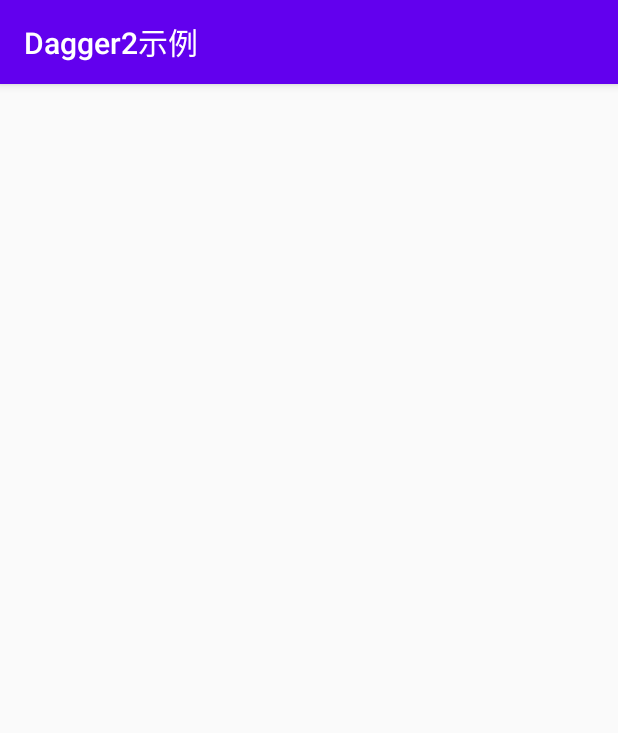
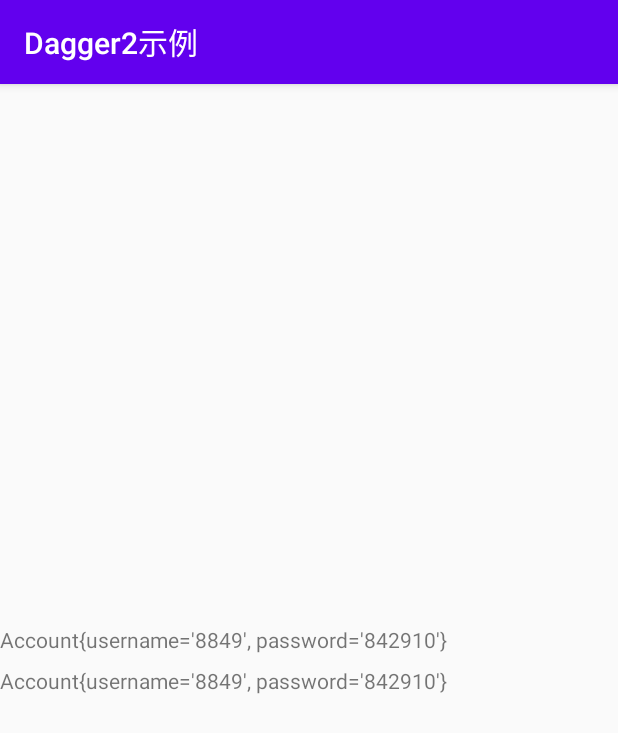
Before and after one commit to mrzhqiang/dagger2-example, an Android app: the screen it shows after launch (MainActivity before the commit, AccountActivity after it), on a phone screen of 412 x 824 dp. Shown: the top 733 px of the screen. Run offline under Robolectric (Android 15) with nearby library versions, the phone set to English and light mode, and no system bars; our stand-ins replace Dagger/Hilt's generated code; libraries missing offline, so code that uses them is left out: cn.mrzhqiang.security; 1 statement that could not run was skipped.

Commit message:
[第五章]：扩展 - @Scope

```diff
--- a/app/build.gradle
+++ b/app/build.gradle
@@ -31,11 +31,12 @@ dependencies {
     implementation fileTree(dir: "libs", include: ["*.jar"])
     implementation 'androidx.appcompat:appcompat:1.2.0'
     implementation 'androidx.constraintlayout:constraintlayout:2.0.1'
+    implementation 'com.google.android.material:material:1.2.1'
     testImplementation 'junit:junit:4.12'
     androidTestImplementation 'androidx.test.ext:junit:1.1.2'
     androidTestImplementation 'androidx.test.espresso:espresso-core:3.3.0'
 
-  api 'com.google.dagger:dagger:2.28'
+    implementation 'com.google.dagger:dagger:2.28'
     annotationProcessor 'com.google.dagger:dagger-compiler:2.28'
 
     implementation 'com.github.mrzhqiang:security:v1.0'
--- a/app/src/main/AndroidManifest.xml
+++ b/app/src/main/AndroidManifest.xml
@@ -3,19 +3,22 @@
     package="com.github.mrzhqiang.dagger2_example">
 
     <application
+        android:name=".DaggerApplication"
         android:allowBackup="true"
         android:icon="@mipmap/ic_launcher"
         android:label="@string/app_name"
         android:roundIcon="@mipmap/ic_launcher_round"
         android:supportsRtl="true"
         android:theme="@style/AppTheme">
-    <activity android:name=".MainActivity">
+        <activity android:name=".ui.MainActivity">
             <intent-filter>
                 <action android:name="android.intent.action.MAIN" />
 
                 <category android:name="android.intent.category.LAUNCHER" />
             </intent-filter>
         </activity>
+
+        <activity android:name=".ui.AccountActivity" />
+
     </application>
-
 </manifest>
--- /dev/null
+++ b/app/src/main/java/com/github/mrzhqiang/dagger2_example/DaggerApplication.java
@@ -0,0 +1,23 @@
+package com.github.mrzhqiang.dagger2_example;
+
+import android.app.Application;
+import android.content.Context;
+
+import com.github.mrzhqiang.dagger2_example.di.ActivityComponent;
+import com.github.mrzhqiang.dagger2_example.di.DaggerActivityComponent;
+
+public class DaggerApplication extends Application {
+
+    private ActivityComponent component;
+
+    @Override
+    public void onCreate() {
+        super.onCreate();
+
+        component = DaggerActivityComponent.create();
+    }
+
+    public static ActivityComponent ofComponent(Context context) {
+        return ((DaggerApplication) context.getApplicationContext()).component;
+    }
+}
--- a/app/src/main/java/com/github/mrzhqiang/dagger2_example/di/ActivityComponent.java
+++ b/app/src/main/java/com/github/mrzhqiang/dagger2_example/di/ActivityComponent.java
@@ -1,6 +1,6 @@
 package com.github.mrzhqiang.dagger2_example.di;
 
-import com.github.mrzhqiang.dagger2_example.MainActivity;
+import com.github.mrzhqiang.dagger2_example.ui.MainActivity;
 import com.github.mrzhqiang.dagger2_example.account.Account;
 
 import dagger.Component;
--- /dev/null
+++ b/app/src/main/java/com/github/mrzhqiang/dagger2_example/ui/AccountActivity.java
@@ -0,0 +1,27 @@
+package com.github.mrzhqiang.dagger2_example.ui;
+
+import android.os.Bundle;
+import android.util.Log;
+import android.widget.TextView;
+
+import androidx.appcompat.app.AppCompatActivity;
+
+import com.github.mrzhqiang.dagger2_example.DaggerApplication;
+import com.github.mrzhqiang.dagger2_example.R;
+import com.github.mrzhqiang.dagger2_example.account.Account;
+
+public class AccountActivity extends AppCompatActivity {
+
+    @Override
+    protected void onCreate(Bundle savedInstanceState) {
+        super.onCreate(savedInstanceState);
+        setContentView(R.layout.activity_account);
+
+        Account firstAccount = DaggerApplication.ofComponent(this).account();
+        ((TextView) findViewById(R.id.first_account)).setText(firstAccount.toString());
+        Account secondAccount = DaggerApplication.ofComponent(this).account();
+        ((TextView) findViewById(R.id.second_account)).setText(secondAccount.toString());
+
+        Log.i("Account", "first equals second: " + firstAccount.equals(secondAccount));
+    }
+}
--- a/app/src/main/java/com/github/mrzhqiang/dagger2_example/MainActivity.java
+++ b/app/src/main/java/com/github/mrzhqiang/dagger2_example/ui/MainActivity.java
@@ -1,15 +1,17 @@
-package com.github.mrzhqiang.dagger2_example;
+package com.github.mrzhqiang.dagger2_example.ui;
 
 import android.content.Context;
+import android.content.Intent;
 import android.content.SharedPreferences;
 import android.os.Bundle;
 import android.widget.TextView;
 
 import androidx.appcompat.app.AppCompatActivity;
 
+import com.github.mrzhqiang.dagger2_example.DaggerApplication;
+import com.github.mrzhqiang.dagger2_example.R;
 import com.github.mrzhqiang.dagger2_example.account.Account;
 import com.github.mrzhqiang.dagger2_example.di.ActivityComponent;
-import com.github.mrzhqiang.dagger2_example.di.DaggerActivityComponent;
 import com.google.gson.Gson;
 
 import javax.inject.Inject;
@@ -27,7 +29,7 @@ public class MainActivity extends AppCompatActivity {
     protected void onCreate(Bundle savedInstanceState) {
         super.onCreate(savedInstanceState);
         setContentView(R.layout.activity_main);
-        ActivityComponent component = DaggerActivityComponent.create();
+        ActivityComponent component = DaggerApplication.ofComponent(this);
         component.inject(this);
 
         SharedPreferences preferences = getSharedPreferences("account", Context.MODE_PRIVATE);
@@ -46,5 +48,7 @@ public class MainActivity extends AppCompatActivity {
                 account.password,
                 passwordEncoder.encode(account.password));
         contentText.setText(content);
+
+        startActivity(new Intent(this, AccountActivity.class));
     }
 }
--- /dev/null
+++ b/app/src/main/res/layout/activity_account.xml
@@ -0,0 +1,32 @@
+<?xml version="1.0" encoding="utf-8"?>
+<androidx.constraintlayout.widget.ConstraintLayout xmlns:android="http://schemas.android.com/apk/res/android"
+    xmlns:app="http://schemas.android.com/apk/res-auto"
+    xmlns:tools="http://schemas.android.com/tools"
+    android:layout_width="match_parent"
+    android:layout_height="match_parent"
+    tools:context=".ui.AccountActivity">
+
+    <LinearLayout
+        android:layout_width="match_parent"
+        android:layout_height="wrap_content"
+        android:orientation="vertical"
+        app:layout_constraintBottom_toBottomOf="parent"
+        app:layout_constraintLeft_toLeftOf="parent"
+        app:layout_constraintRight_toRightOf="parent"
+        app:layout_constraintTop_toTopOf="parent">
+
+        <TextView
+            android:id="@+id/first_account"
+            android:layout_width="match_parent"
+            android:layout_height="wrap_content" />
+
+        <Space
+            android:layout_width="match_parent"
+            android:layout_height="8dp" />
+
+        <TextView
+            android:id="@+id/second_account"
+            android:layout_width="match_parent"
+            android:layout_height="wrap_content" />
+    </LinearLayout>
+</androidx.constraintlayout.widget.ConstraintLayout>
--- a/app/src/main/res/layout/activity_main.xml
+++ b/app/src/main/res/layout/activity_main.xml
@@ -4,7 +4,7 @@
   xmlns:tools="http://schemas.android.com/tools"
   android:layout_width="match_parent"
   android:layout_height="match_parent"
-  tools:context=".MainActivity">
+  tools:context=".ui.MainActivity">
 
   <TextView
     android:id="@+id/content_text"
--- a/app/src/main/res/values/strings.xml
+++ b/app/src/main/res/values/strings.xml
@@ -1,3 +1,3 @@
 <resources>
-  <string name="app_name">Dagger2示例</string>
+    <string name="app_name">Dagger2示例</string>
 </resources>
```
Lines whose indentation alone changed are shown as unchanged.
